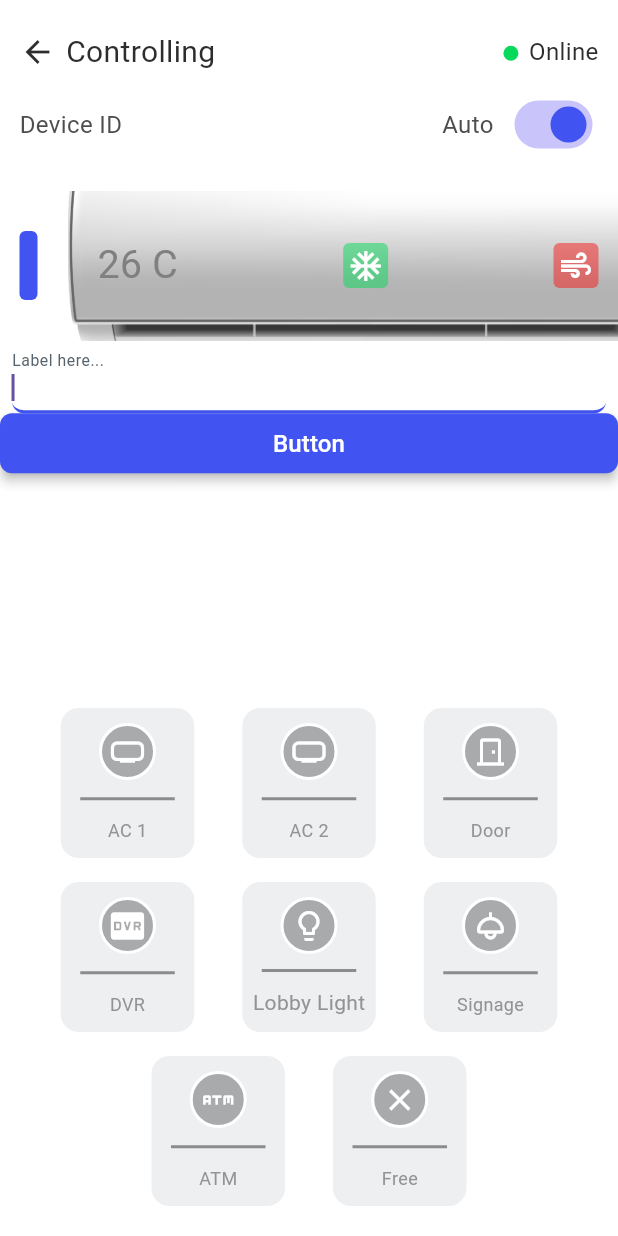
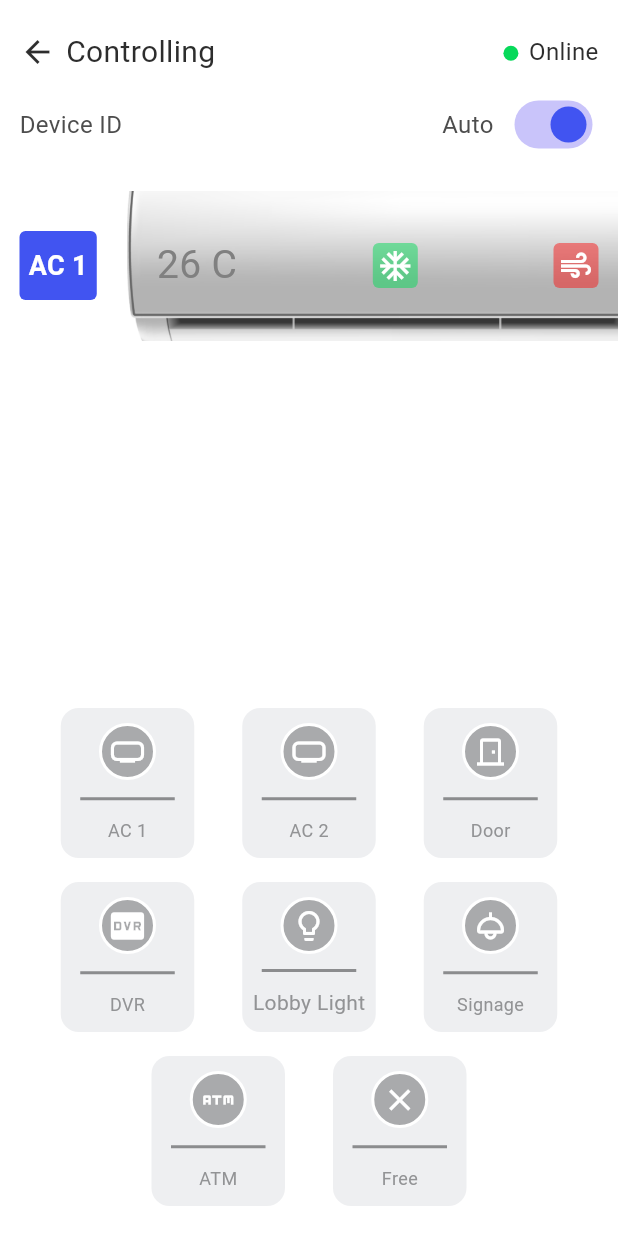
Before and after one commit to lovleshbuildint/mqtt, a Flutter app: the ControllingWidget screen opened by its route, on a phone screen of 412 x 824 dp. Run offline on Flutter 3.47's test engine with Material 3 defaults, Android fonts, the phone set to English and light mode, and no system bars; drawn by our look-alikes of auto_size_text; our stand-ins replace dropdown_button2, easy_debounce, equatable, font_awesome_flutter, from_css_color, go_router and 4 more; missing offline and left inert: json_path, mime_type, mqtt_client; accounts and stored records are empty; network calls fail; Roboto replaces fonts that are missing (Readex Pro).

Commit message:
Updating to latest FlutterFlow output.

```diff
--- a/lib/app_state.dart
+++ b/lib/app_state.dart
@@ -37,7 +37,7 @@ class FFAppState extends ChangeNotifier {
       _userProject = prefs.getString('ff_userProject') ?? _userProject;
     });
     _safeInit(() {
-      _test = prefs.getString('ff_test') ?? _test;
+      _mqqtData = prefs.getString('ff_mqqtData') ?? _mqqtData;
     });
   }
 
@@ -90,11 +90,11 @@ class FFAppState extends ChangeNotifier {
     prefs.setString('ff_userProject', _value);
   }
 
-  String _test = '';
-  String get test => _test;
-  set test(String _value) {
-    _test = _value;
-    prefs.setString('ff_test', _value);
+  String _mqqtData = '';
+  String get mqqtData => _mqqtData;
+  set mqqtData(String _value) {
+    _mqqtData = _value;
+    prefs.setString('ff_mqqtData', _value);
   }
 }
 
--- a/lib/custom_code/actions/new_custom_action.dart
+++ b/lib/custom_code/actions/new_custom_action.dart
@@ -43,7 +43,7 @@ Future<String> newCustomAction(
             MqttPublishPayload.bytesToStringAsString(recMess.payload.message);
         print('EXAMPLE::Change notification:: payload is <-- $pt -->');
         FFAppState().update(() {
-          FFAppState().test = pt;
+          FFAppState().mqqtData = pt;
         });
       });
 
--- a/lib/flutter_flow/nav/nav.dart
+++ b/lib/flutter_flow/nav/nav.dart
@@ -68,7 +68,9 @@ GoRouter createRouter(AppStateNotifier appStateNotifier) => GoRouter(
         FFRoute(
           name: 'Controlling',
           path: '/controlling',
-          builder: (context, params) => ControllingWidget(),
+          builder: (context, params) => ControllingWidget(
+            did: params.getParam('did', ParamType.String),
+          ),
         ),
         FFRoute(
           name: 'Profile',
--- a/lib/pages/app_user/app_user_widget.dart
+++ b/lib/pages/app_user/app_user_widget.dart
@@ -13,10 +13,10 @@ import 'app_user_model.dart';
 export 'app_user_model.dart';
 
 class AppUserWidget extends StatefulWidget {
-  const AppUserWidget({Key? key}) : super(key: key);
+  const AppUserWidget({super.key});
 
   @override
-  _AppUserWidgetState createState() => _AppUserWidgetState();
+  State<AppUserWidget> createState() => _AppUserWidgetState();
 }
 
 class _AppUserWidgetState extends State<AppUserWidget> {
--- a/lib/pages/controlling/controlling_model.dart
+++ b/lib/pages/controlling/controlling_model.dart
@@ -1,7 +1,6 @@
 import '/flutter_flow/flutter_flow_theme.dart';
 import '/flutter_flow/flutter_flow_util.dart';
 import '/flutter_flow/flutter_flow_widgets.dart';
-import '/custom_code/actions/index.dart' as actions;
 import 'controlling_widget.dart' show ControllingWidget;
 import 'package:flutter/material.dart';
 import 'package:flutter/services.dart';
@@ -14,12 +13,6 @@ class ControllingModel extends FlutterFlowModel<ControllingWidget> {
   final unfocusNode = FocusNode();
   // State field(s) for Switch widget.
   bool? switchValue;
-  // State field(s) for TextField widget.
-  FocusNode? textFieldFocusNode;
-  TextEditingController? textController;
-  String? Function(BuildContext, String?)? textControllerValidator;
-  // Stores action output result for [Custom Action - newCustomAction] action in Button widget.
-  String? test;
 
   /// Initialization and disposal methods.
 
@@ -27,8 +20,6 @@ class ControllingModel extends FlutterFlowModel<ControllingWidget> {
 
   void dispose() {
     unfocusNode.dispose();
-    textFieldFocusNode?.dispose();
-    textController?.dispose();
   }
 
   /// Action blocks are added here.
--- a/lib/pages/controlling/controlling_widget.dart
+++ b/lib/pages/controlling/controlling_widget.dart
@@ -1,7 +1,6 @@
 import '/flutter_flow/flutter_flow_theme.dart';
 import '/flutter_flow/flutter_flow_util.dart';
 import '/flutter_flow/flutter_flow_widgets.dart';
-import '/custom_code/actions/index.dart' as actions;
 import 'package:flutter/material.dart';
 import 'package:flutter/services.dart';
 import 'package:google_fonts/google_fonts.dart';
@@ -10,10 +9,15 @@ import 'controlling_model.dart';
 export 'controlling_model.dart';
 
 class ControllingWidget extends StatefulWidget {
-  const ControllingWidget({Key? key}) : super(key: key);
+  const ControllingWidget({
+    super.key,
+    required this.did,
+  });
+
+  final String? did;
 
   @override
-  _ControllingWidgetState createState() => _ControllingWidgetState();
+  State<ControllingWidget> createState() => _ControllingWidgetState();
 }
 
 class _ControllingWidgetState extends State<ControllingWidget> {
@@ -25,9 +29,6 @@ class _ControllingWidgetState extends State<ControllingWidget> {
   void initState() {
     super.initState();
     _model = createModel(context, () => ControllingModel());
-
-    _model.textController ??= TextEditingController();
-    _model.textFieldFocusNode ??= FocusNode();
   }
 
   @override
@@ -140,7 +141,10 @@ class _ControllingWidgetState extends State<ControllingWidget> {
                   crossAxisAlignment: CrossAxisAlignment.center,
                   children: [
                     Text(
-                      'Device ID',
+                      valueOrDefault<String>(
+                        widget.did,
+                        'Device ID',
+                      ),
                       style: FlutterFlowTheme.of(context).bodyMedium.override(
                             fontFamily: 'Readex Pro',
                             color: Color(0xFF4D4D4D),
@@ -204,7 +208,7 @@ class _ControllingWidgetState extends State<ControllingWidget> {
                             padding: EdgeInsetsDirectional.fromSTEB(
                                 6.0, 0.0, 6.0, 0.0),
                             child: Text(
-                              FFAppState().test,
+                              'AC 1',
                               style: FlutterFlowTheme.of(context)
                                   .bodyMedium
                                   .override(
@@ -286,92 +290,6 @@ class _ControllingWidgetState extends State<ControllingWidget> {
                       ),
                     ),
                   ],
-                ),
-              ),
-              Padding(
-                padding: EdgeInsetsDirectional.fromSTEB(8.0, 0.0, 8.0, 0.0),
-                child: TextFormField(
-                  controller: _model.textController,
-                  focusNode: _model.textFieldFocusNode,
-                  autofocus: true,
-                  obscureText: false,
-                  decoration: InputDecoration(
-                    labelText: 'Label here...',
-                    labelStyle: FlutterFlowTheme.of(context).labelMedium,
-                    hintStyle: FlutterFlowTheme.of(context).labelMedium,
-                    enabledBorder: UnderlineInputBorder(
-                      borderSide: BorderSide(
-                        color: FlutterFlowTheme.of(context).alternate,
-                        width: 2.0,
-                      ),
-                      borderRadius: BorderRadius.circular(8.0),
-                    ),
-                    focusedBorder: UnderlineInputBorder(
-                      borderSide: BorderSide(
-                        color: FlutterFlowTheme.of(context).primary,
-                        width: 2.0,
-                      ),
-                      borderRadius: BorderRadius.circular(8.0),
-                    ),
-                    errorBorder: UnderlineInputBorder(
-                      borderSide: BorderSide(
-                        color: FlutterFlowTheme.of(context).error,
-                        width: 2.0,
-                      ),
-                      borderRadius: BorderRadius.circular(8.0),
-                    ),
-                    focusedErrorBorder: UnderlineInputBorder(
-                      borderSide: BorderSide(
-                        color: FlutterFlowTheme.of(context).error,
-                        width: 2.0,
-                      ),
-                      borderRadius: BorderRadius.circular(8.0),
-                    ),
-                  ),
-                  style: FlutterFlowTheme.of(context).bodyMedium,
-                  validator:
-                      _model.textControllerValidator.asValidator(context),
-                ),
-              ),
-              InkWell(
-                splashColor: Colors.transparent,
-                focusColor: Colors.transparent,
-                hoverColor: Colors.transparent,
-                highlightColor: Colors.transparent,
-                onDoubleTap: () async {
-                  FFAppState().update(() {
-                    FFAppState().test = _model.textController.text;
-                  });
-                },
-                child: FFButtonWidget(
-                  onPressed: () async {
-                    _model.test = await actions.newCustomAction(
-                      context,
-                      _model.textController.text,
-                      'Hello',
-                    );
-
-                    setState(() {});
-                  },
-                  text: 'Button',
-                  options: FFButtonOptions(
-                    height: 40.0,
-                    padding:
-                        EdgeInsetsDirectional.fromSTEB(24.0, 0.0, 24.0, 0.0),
-                    iconPadding:
-                        EdgeInsetsDirectional.fromSTEB(0.0, 0.0, 0.0, 0.0),
-                    color: FlutterFlowTheme.of(context).primary,
-                    textStyle: FlutterFlowTheme.of(context).titleSmall.override(
-                          fontFamily: 'Readex Pro',
-                          color: Colors.white,
-                        ),
-                    elevation: 3.0,
-                    borderSide: BorderSide(
-                      color: Colors.transparent,
-                      width: 1.0,
-                    ),
-                    borderRadius: BorderRadius.circular(8.0),
-                  ),
                 ),
               ),
               Expanded(
--- a/lib/pages/dashboard/dashboard_model.dart
+++ b/lib/pages/dashboard/dashboard_model.dart
@@ -2,7 +2,6 @@ import '/backend/api_requests/api_calls.dart';
 import '/flutter_flow/flutter_flow_theme.dart';
 import '/flutter_flow/flutter_flow_util.dart';
 import '/flutter_flow/flutter_flow_widgets.dart';
-import '/flutter_flow/custom_functions.dart' as functions;
 import 'dashboard_widget.dart' show DashboardWidget;
 import 'package:auto_size_text/auto_size_text.dart';
 import 'package:easy_debounce/easy_debounce.dart';
--- a/lib/pages/log_in/log_in_widget.dart
+++ b/lib/pages/log_in/log_in_widget.dart
@@ -12,10 +12,10 @@ import 'log_in_model.dart';
 export 'log_in_model.dart';
 
 class LogInWidget extends StatefulWidget {
-  const LogInWidget({Key? key}) : super(key: key);
+  const LogInWidget({super.key});
 
   @override
-  _LogInWidgetState createState() => _LogInWidgetState();
+  State<LogInWidget> createState() => _LogInWidgetState();
 }
 
 class _LogInWidgetState extends State<LogInWidget> {
--- a/lib/pages/notification/notification_widget.dart
+++ b/lib/pages/notification/notification_widget.dart
@@ -12,10 +12,10 @@ import 'notification_model.dart';
 export 'notification_model.dart';
 
 class NotificationWidget extends StatefulWidget {
-  const NotificationWidget({Key? key}) : super(key: key);
+  const NotificationWidget({super.key});
 
   @override
-  _NotificationWidgetState createState() => _NotificationWidgetState();
+  State<NotificationWidget> createState() => _NotificationWidgetState();
 }
 
 class _NotificationWidgetState extends State<NotificationWidget> {
--- a/lib/pages/profile/profile_widget.dart
+++ b/lib/pages/profile/profile_widget.dart
@@ -10,10 +10,10 @@ import 'profile_model.dart';
 export 'profile_model.dart';
 
 class ProfileWidget extends StatefulWidget {
-  const ProfileWidget({Key? key}) : super(key: key);
+  const ProfileWidget({super.key});
 
   @override
-  _ProfileWidgetState createState() => _ProfileWidgetState();
+  State<ProfileWidget> createState() => _ProfileWidgetState();
 }
 
 class _ProfileWidgetState extends State<ProfileWidget> {
--- a/pubspec.yaml
+++ b/pubspec.yaml
@@ -27,6 +27,7 @@ dependencies:
     sdk: flutter
   auto_size_text: 3.0.0
   cached_network_image: 3.2.1
+  collection: 1.17.2
   dropdown_button2: 2.3.9
   easy_debounce: 2.0.1
   equatable: 2.0.5
```
Also changed, not shown: lib/flutter_flow/flutter_flow_util.dart (+7 -0 lines), lib/pages/dashboard/dashboard_widget.dart (+20 -16 lines), lib/pages/device_details/device_details_widget.dart (+18 -3 lines).
